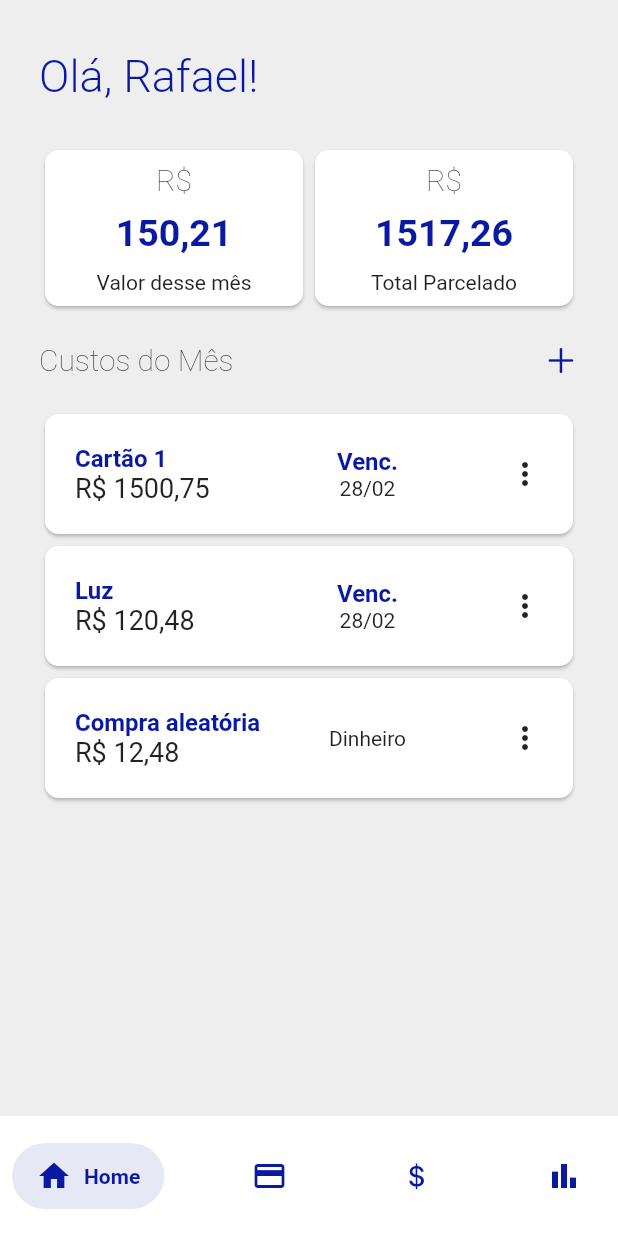
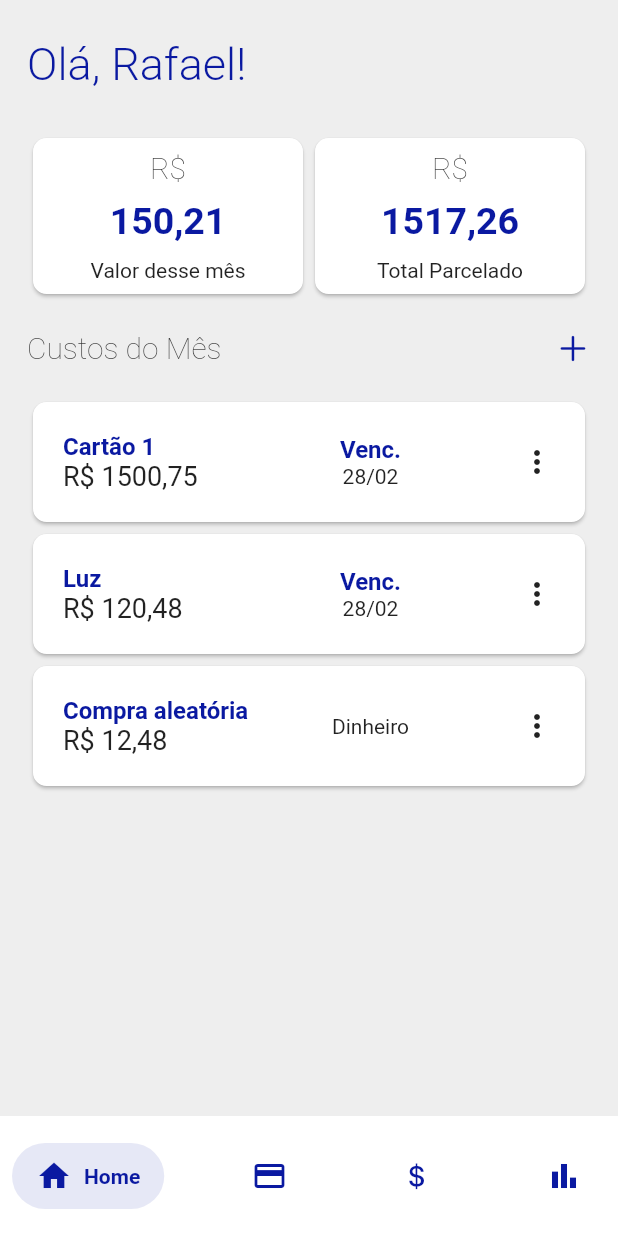
Before and after one commit to rafa-coelho/rc_app_controle_custos, a Flutter app: the screen it shows after launch, on a phone screen of 412 x 824 dp. Run offline on Flutter 3.47's test engine with Material 2 defaults, Android fonts, the phone set to English and light mode, and no system bars; drawn by our look-alikes of salomon_bottom_bar; our stand-ins replace google_fonts.

Commit message:
added: HomePage

```diff
--- a/repositorios/rc_app_controle_custos/lib/main.dart
+++ b/repositorios/rc_app_controle_custos/lib/main.dart
@@ -31,14 +31,14 @@ class _MyAppState extends State<MyApp> {
         backgroundColor: AppColors.bottomMenu,
         body: SafeArea(
           child: Container(
-            padding: const EdgeInsets.all(16.0),
               width: double.infinity,
               height: double.infinity,
               color: AppColors.backgroundApp,
+              child: SingleChildScrollView(
                 child: Root(
                   openMenu: _currentIndex,
                 ),
-          ),
+              )),
         ),
         bottomNavigationBar: SizedBox(
           height: 80,
--- a/repositorios/rc_app_controle_custos/lib/pages/HomePage.dart
+++ b/repositorios/rc_app_controle_custos/lib/pages/HomePage.dart
@@ -43,6 +43,7 @@ class _HomePageState extends State<HomePage> {
   @override
   Widget build(BuildContext context) {
     return Container(
+      padding: EdgeInsets.all(8),
       color: AppColors.backgroundApp,
       child: Padding(
         padding: EdgeInsets.all(10),
```
Lines whose indentation alone changed are shown as unchanged.
